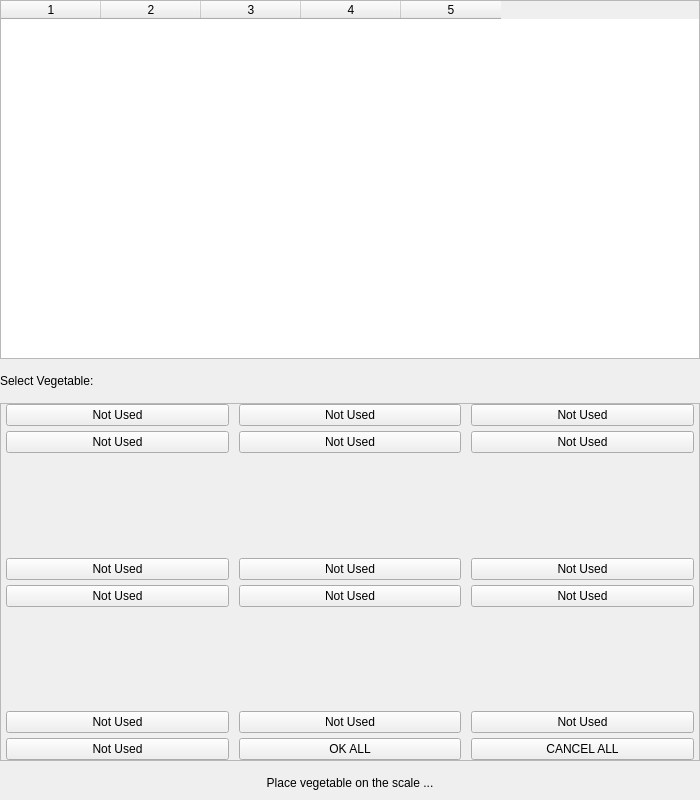
The window that Project/ui/vegetable_entry.ui (Selvam-T/POS) describes before a commit, drawn with Qt 5.
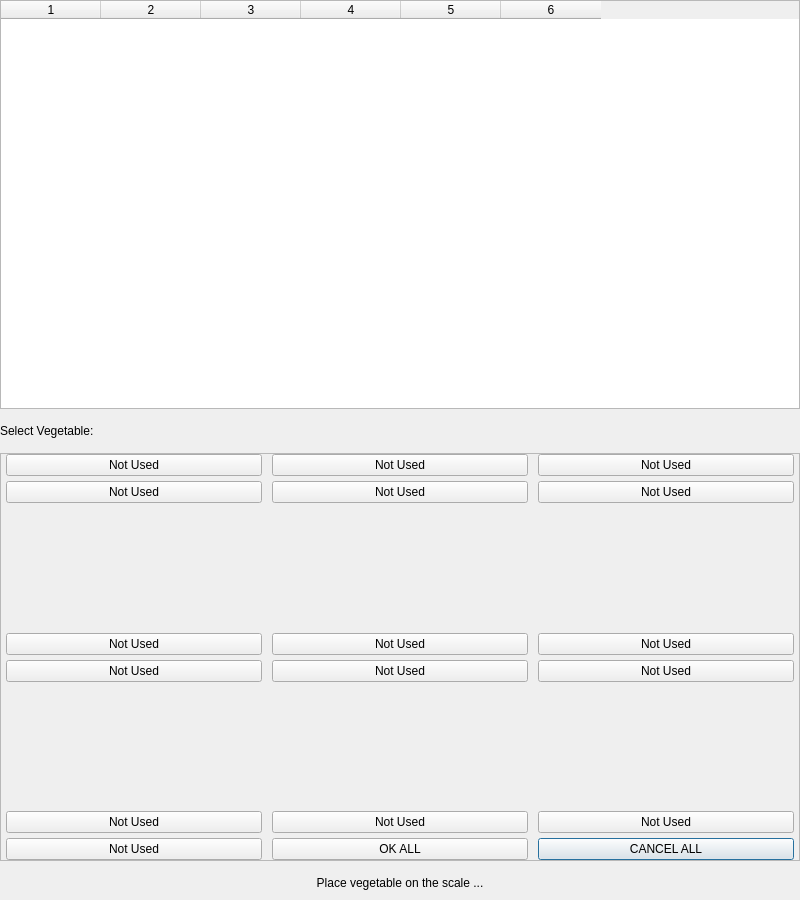
The same window after the commit.

Commit message: Add dialog size ratio configuration: dialogs now scale proportionally to maximized main window (0.3-0.7 range) with minimumSize safety floor

The edit to the form file:
```diff
--- a/Project/ui/vegetable_entry.ui
+++ b/Project/ui/vegetable_entry.ui
@@ -1,25 +1,25 @@
 <?xml version="1.0" encoding="UTF-8"?>
 <ui version="4.0">
  <class>vegEntryDialog</class>
- <widget class="QWidget" name="vegEntryDialog">
+ <widget class="QDialog" name="vegEntryDialog">
   <property name="geometry">
    <rect>
     <x>0</x>
     <y>0</y>
-    <width>700</width>
-    <height>800</height>
+    <width>800</width>
+    <height>900</height>
    </rect>
   </property>
   <property name="minimumSize">
    <size>
-    <width>700</width>
-    <height>600</height>
+    <width>500</width>
+    <height>500</height>
    </size>
   </property>
   <property name="maximumSize">
    <size>
-    <width>700</width>
-    <height>800</height>
+    <width>16777215</width>
+    <height>16777215</height>
    </size>
   </property>
   <layout class="QVBoxLayout" name="mainVegEntryLayout">
@@ -62,7 +62,7 @@
       <number>0</number>
      </property>
      <property name="columnCount">
-      <number>5</number>
+      <number>6</number>
      </property>
      <attribute name="verticalHeaderVisible">
       <bool>false</bool>
@@ -72,6 +72,7 @@
      <column/>
      <column/>
      <column/>
+     <column/>
     </widget>
    </item>
    <item>
```
The commit also changes 46 other files.
